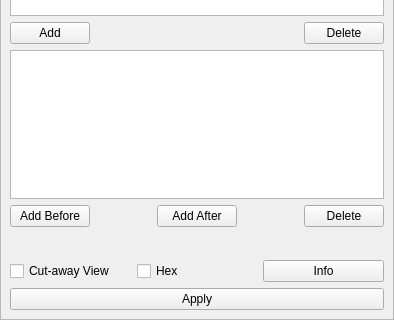
The window that smtk/bridge/rgg/plugin/smtkRGGEditPinParameters.ui (Kitware/SMTK) describes before a commit, drawn with Qt 5; both pictures show x 0 to 394 and y 276 to 596 of the 394 by 596 pixel window.
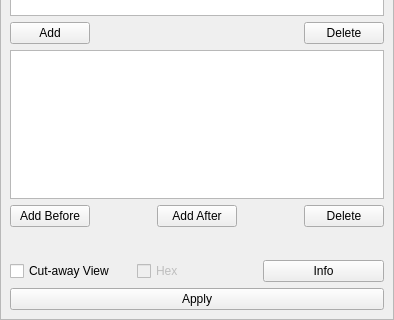
The same window after the commit.

```diff
--- a/smtk/bridge/rgg/plugin/smtkRGGEditPinParameters.ui
+++ b/smtk/bridge/rgg/plugin/smtkRGGEditPinParameters.ui
@@ -2,6 +2,9 @@
 <ui version="4.0">
  <class>RGGEditPinParameters</class>
  <widget class="QWidget" name="RGGEditPinParameters">
+  <property name="enabled">
+   <bool>true</bool>
+  </property>
   <property name="geometry">
    <rect>
     <x>0</x>
@@ -282,6 +285,9 @@
         <layout class="QGridLayout" name="gridLayout_3">
          <item row="3" column="1">
           <widget class="QCheckBox" name="isHexCheckbox">
+           <property name="enabled">
+            <bool>false</bool>
+           </property>
            <property name="toolTip">
             <string>&lt;html&gt;&lt;head/&gt;&lt;body&gt;&lt;p&gt;If checked, CMB would create a hexagon nuclear pin. Otherwise it would be a rectilinear nuclear pin.&lt;/p&gt;&lt;/body&gt;&lt;/html&gt;</string>
            </property>
```
Left out of the diff: 2 changed lines with no effect on the pictures.
